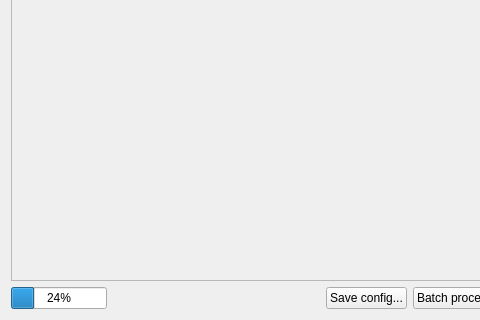
silx-kit/pyFAI, file pyFAI/resources/gui/integration-dialog.ui: the form before one commit; both pictures show x 0 to 480 and y 289 to 609 of the 620 by 609 pixel window.
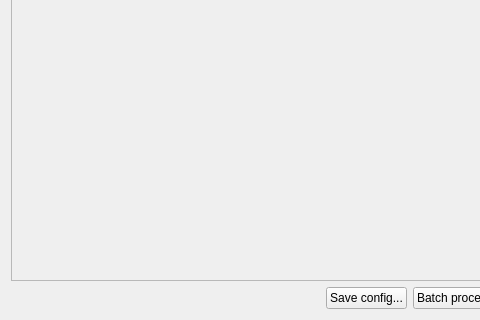
The form after the commit.

Commit message: Remove dead widget

What changed in the file:
```diff
--- a/pyFAI/resources/gui/integration-dialog.ui
+++ b/pyFAI/resources/gui/integration-dialog.ui
@@ -48,13 +48,6 @@
       <property name="margin">
        <number>0</number>
       </property>
-      <item>
-       <widget class="QProgressBar" name="progressBar">
-        <property name="value">
-         <number>24</number>
-        </property>
-       </widget>
-      </item>
       <item>
        <spacer name="horizontalSpacer_2">
         <property name="orientation">
```
The commit also changes 1 other file.
